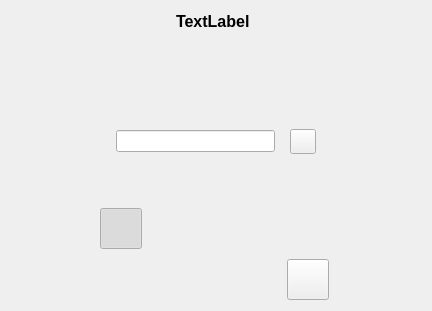
Before: the Qt Designer form src/cameraOne/QvkCameraOneOptions.ui in vkohaupt/vokoscreenNG, drawn with Qt 5.
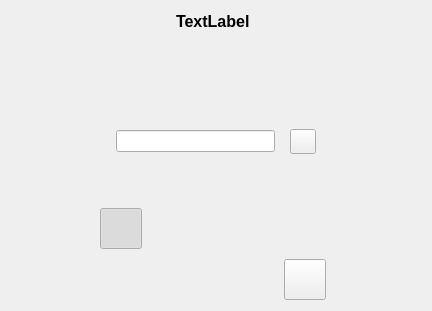
After: the same form once the commit is applied. Icons and pictures are not drawn.

Commit message: X11 camera window

Diff of the .ui file:
```diff
--- a/src/cameraOne/QvkCameraOneOptions.ui
+++ b/src/cameraOne/QvkCameraOneOptions.ui
@@ -168,6 +168,9 @@
      </item>
      <item row="6" column="0" colspan="2">
       <layout class="QHBoxLayout" name="horizontalLayout_17">
+       <property name="rightMargin">
+        <number>6</number>
+       </property>
        <item>
         <spacer name="horizontalSpacer_3">
          <property name="orientation">
@@ -263,6 +266,12 @@
        </item>
        <item>
         <widget class="QToolButton" name="toolButtonCameraOneFramelessOnOff">
+         <property name="maximumSize">
+          <size>
+           <width>46</width>
+           <height>46</height>
+          </size>
+         </property>
          <property name="text">
           <string notr="true"/>
          </property>
```
